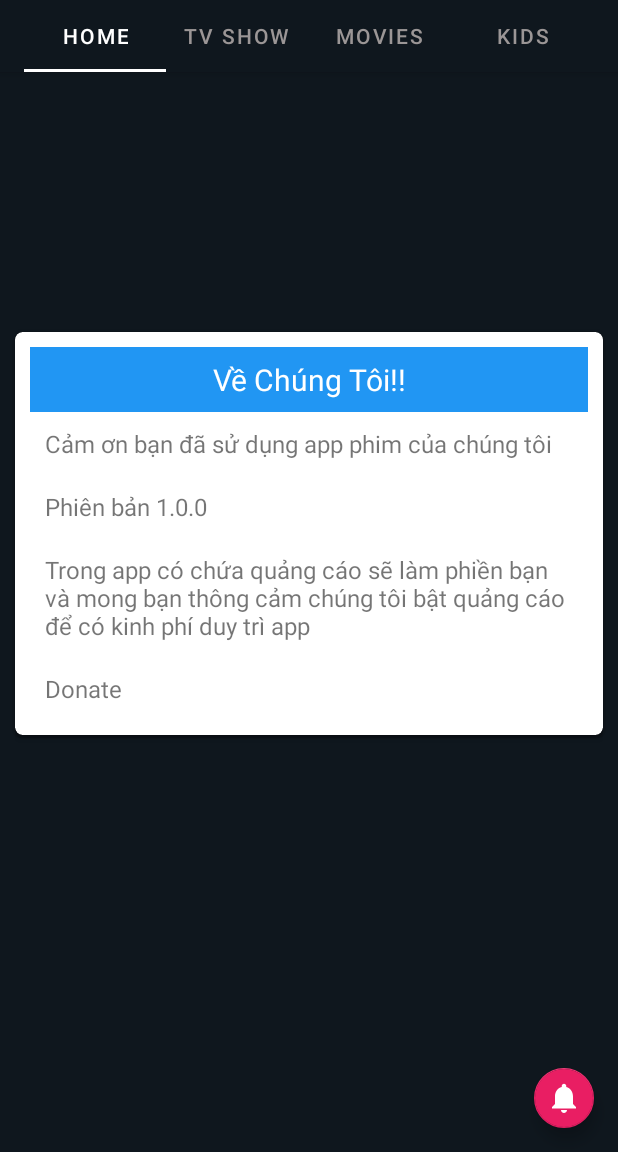
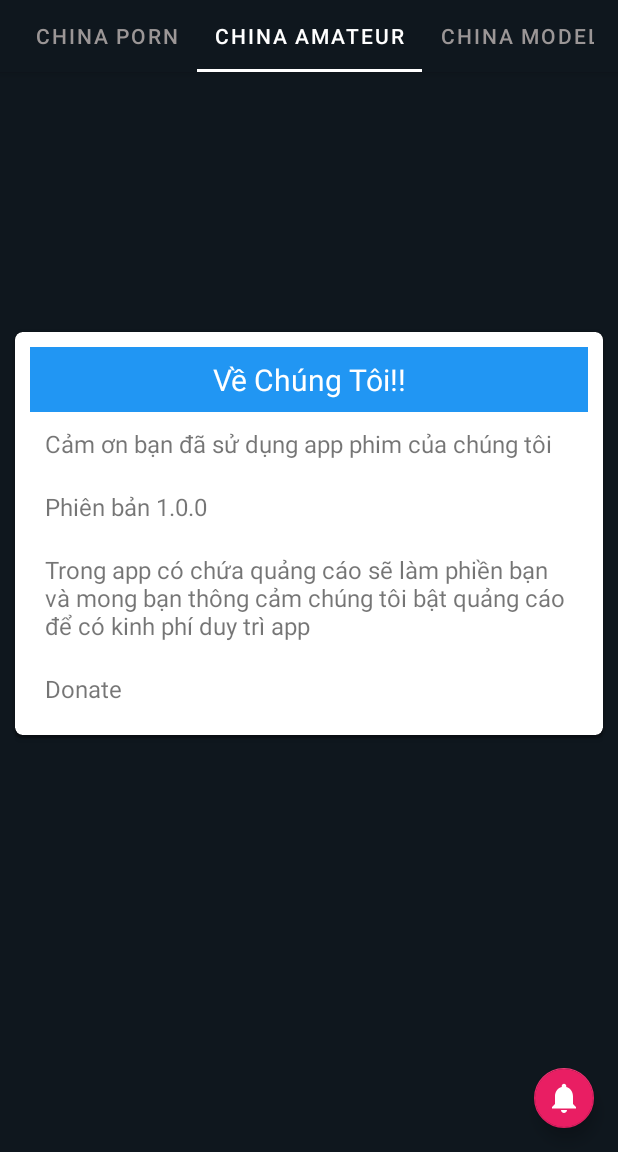
Before and after one commit to maivietson/CAVProject, an Android app: the screen it shows after launch once a user with an empty profile is signed in (MainActivity), after a tap on an icon or button, on a phone screen of 412 x 824 dp, the part 84-1236 px from its top. Run offline under Robolectric (Android 15) with nearby library versions, the phone set to English and light mode, and no system bars; our stand-ins replace Firebase (no records; nobody signed in at launch, a user with empty details on screens opened directly); Roboto replaces fonts that are not available here.

Commit message:
*[son.mv][Android]: Complete app and clear code

```diff
--- a/app/src/main/java/com/schickenon/cavproject/VideoPlayerActivity.java
+++ b/app/src/main/java/com/schickenon/cavproject/VideoPlayerActivity.java
@@ -75,8 +75,6 @@ public class VideoPlayerActivity extends AppCompatActivity {
 
         videoPlayer = findViewById(R.id.exo_player);
         setupExoPlayer(getIntent().getStringExtra("url"));
-
-
     }
 
     private void setupExoPlayer(String url) {
--- a/app/src/main/res/layout/activity_main.xml
+++ b/app/src/main/res/layout/activity_main.xml
@@ -19,7 +19,6 @@
                 android:layout_width="match_parent"
                 android:layout_height="match_parent"
                 android:orientation="horizontal">
-
 
                 <ImageView
                     android:id="@+id/imageView4"
@@ -55,7 +54,8 @@
             app:layout_constraintTop_toTopOf="parent"
             app:tabIndicatorColor="@color/white"
             app:tabSelectedTextColor="@color/white"
-            app:tabTextColor="#9B9696">
+            app:tabTextColor="#9B9696"
+            app:tabMode="scrollable">
 
             <com.google.android.material.tabs.TabItem
                 android:layout_width="wrap_content"
@@ -65,17 +65,42 @@
             <com.google.android.material.tabs.TabItem
                 android:layout_width="wrap_content"
                 android:layout_height="wrap_content"
-                android:text="TV Show" />
+                android:text="@string/chineseCam" />
 
             <com.google.android.material.tabs.TabItem
                 android:layout_width="wrap_content"
                 android:layout_height="wrap_content"
-                android:text="Movies" />
+                android:text="@string/chinesePorn" />
 
             <com.google.android.material.tabs.TabItem
                 android:layout_width="wrap_content"
                 android:layout_height="wrap_content"
-                android:text="Kids" />
+                android:text="@string/chineseAmateur" />
+
+            <com.google.android.material.tabs.TabItem
+                android:layout_width="wrap_content"
+                android:layout_height="wrap_content"
+                android:text="@string/chineseModel" />
+
+            <com.google.android.material.tabs.TabItem
+                android:layout_width="wrap_content"
+                android:layout_height="wrap_content"
+                android:text="@string/chinese" />
+
+            <com.google.android.material.tabs.TabItem
+                android:layout_width="wrap_content"
+                android:layout_height="wrap_content"
+                android:text="@string/asian" />
+
+            <com.google.android.material.tabs.TabItem
+                android:layout_width="wrap_content"
+                android:layout_height="wrap_content"
+                android:text="@string/euro" />
+
+            <com.google.android.material.tabs.TabItem
+                android:layout_width="wrap_content"
+                android:layout_height="wrap_content"
+                android:text="@string/jav" />
         </com.google.android.material.tabs.TabLayout>
 
     </com.google.android.material.appbar.AppBarLayout>
--- a/app/src/main/res/values/strings.xml
+++ b/app/src/main/res/values/strings.xml
@@ -13,10 +13,26 @@
     <!-- Storage id of admob -->
     <string name="appID">ca-app-pub-9093256036521176~2804431627</string>
     <string name="admobID">ca-app-pub-3940256099942544/6300978111</string>
+<!--    <string name="appID">ca-app-pub-1097952400927041~8743169924</string>-->
+<!--    <string name="admobID">ca-app-pub-1097952400927041/7422349399</string>-->
     <!-- Category video -->
     <string name="titlePopup">Về Chúng Tôi!!</string>
     <string name="contentPopup1">Cảm ơn bạn đã sử dụng app phim của chúng tôi</string>
     <string name="contentPopup2">Phiên bản 1.0.0</string>
     <string name="contentPopup3">Trong app có chứa quảng cáo sẽ làm phiền bạn và mong bạn thông cảm chúng tôi bật quảng cáo để có kinh phí duy trì app</string>
     <string name="contentPopup4">Donate</string>
+    <!-- Tab category-->
+    <string name="home">Home</string>
+    <string name="tvShow">TV Show</string>
+    <string name="movies">Movie</string>
+    <string name="kids">Kids</string>
+    <string name="cartoon">Cartoons</string>
+    <string name="chineseCam">China Cam</string>
+    <string name="chinesePorn">China Porn</string>
+    <string name="chineseAmateur">China Amateur</string>
+    <string name="chineseModel">China Model</string>
+    <string name="chinese">China</string>
+    <string name="asian">Asian</string>
+    <string name="euro">Euro Porn</string>
+    <string name="jav">JAV</string>
 </resources>
```
Also changed, not shown: app/src/main/java/com/schickenon/cavproject/MainActivity.java (+25 -7 lines), app/src/main/java/com/schickenon/cavproject/MovieDetails.java (+4 -12 lines), 1 other file.
